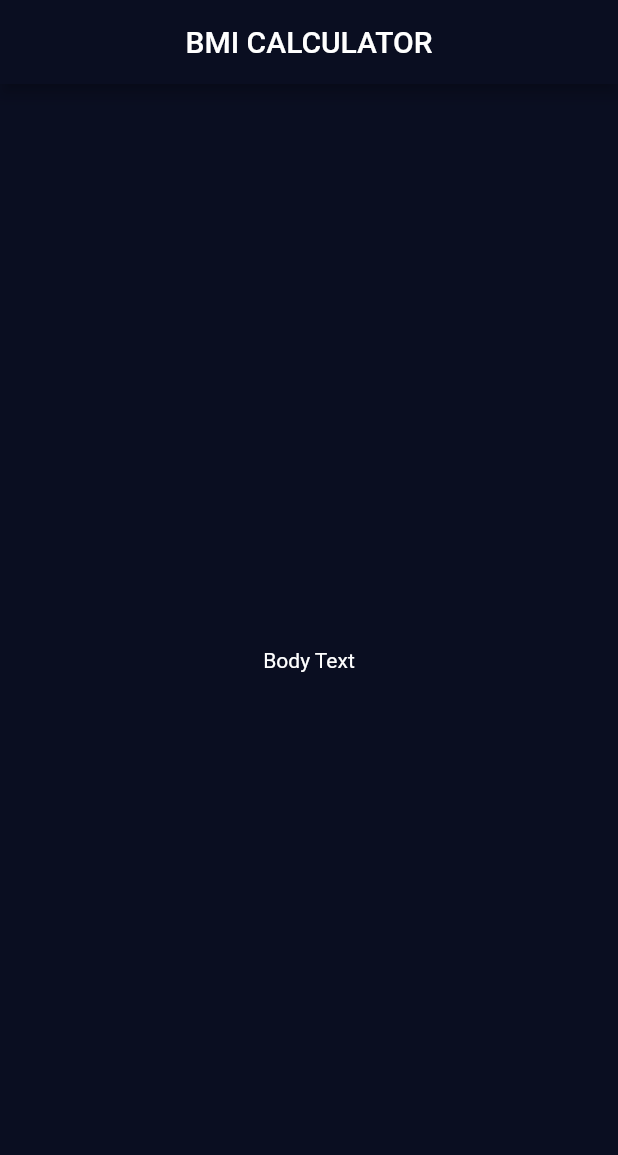
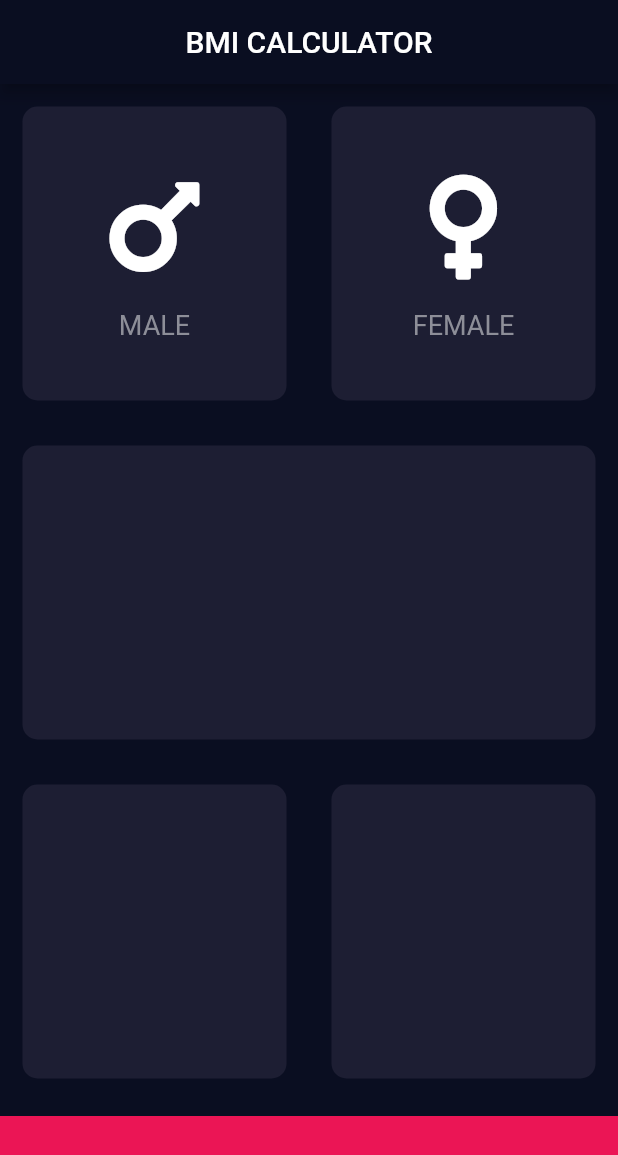
Before and after one commit to jkasanjian/flutter-class, a Flutter app: the screen it shows after launch, on a phone screen of 412 x 824 dp. Shown: the top 1155 px of the screen. Run offline on Flutter 3.47's test engine with Material 2 defaults, Android fonts, the phone set to English and light mode, and no system bars; our stand-ins replace audioplayers, font_awesome_flutter, rflutter_alert.

Commit message:
started 13

```diff
--- /dev/null
+++ b/bmi-calculator/lib/icon_content.dart
@@ -0,0 +1,30 @@
+import 'package:flutter/material.dart';
+
+const labelTextStyle = TextStyle(
+  fontSize: 18.0,
+  color: Color(0xFF8D8E98),
+);
+
+class IconContent extends StatelessWidget {
+  final IconData icon;
+  final String label;
+
+  IconContent({this.icon, this.label});
+
+  @override
+  Widget build(BuildContext context) {
+    return Column(
+      mainAxisAlignment: MainAxisAlignment.center,
+      children: <Widget>[
+        Icon(this.icon, size: 80.0),
+        SizedBox(
+          height: 15.0,
+        ),
+        Text(
+          this.label,
+          style: labelTextStyle,
+        ),
+      ],
+    );
+  }
+}
--- a/bmi-calculator/lib/input_page.dart
+++ b/bmi-calculator/lib/input_page.dart
@@ -1,4 +1,11 @@
 import 'package:flutter/material.dart';
+import 'package:font_awesome_flutter/font_awesome_flutter.dart';
+import 'icon_content.dart';
+import 'reusable_card.dart';
+
+const bottomContainerHeight = 80.0;
+const cardColorInitial = Color(0xFF1D1E33);
+const bottomContainerColor = Color(0xFFEB1555);
 
 class InputPage extends StatefulWidget {
   @override
@@ -13,8 +20,54 @@
         title: Text('BMI CALCULATOR'),
         centerTitle: true,
       ),
-      body: Center(
-        child: Text('Body Text'),
+      body: Column(
+        children: <Widget>[
+          Expanded(
+            child: Row(
+              children: <Widget>[
+                Expanded(
+                  child: ReusableCard(
+                    color: cardColorInitial,
+                    cardChild: IconContent(
+                      icon: FontAwesomeIcons.mars,
+                      label: 'MALE',
+                    ),
+                  ),
+                ),
+                Expanded(
+                  child: ReusableCard(
+                    color: cardColorInitial,
+                    cardChild: IconContent(
+                      icon: FontAwesomeIcons.venus,
+                      label: 'FEMALE',
+                    ),
+                  ),
+                )
+              ],
+            ),
+          ),
+          Expanded(
+            child: ReusableCard(color: cardColorInitial),
+          ),
+          Expanded(
+            child: Row(
+              children: <Widget>[
+                Expanded(
+                  child: ReusableCard(color: cardColorInitial),
+                ),
+                Expanded(
+                  child: ReusableCard(color: cardColorInitial),
+                )
+              ],
+            ),
+          ),
+          Container(
+            color: bottomContainerColor,
+            margin: EdgeInsets.only(top: 10.0),
+            width: double.infinity, // makes width equal to the full screen
+            height: bottomContainerHeight,
+          ),
+        ],
       ),
     );
   }
--- /dev/null
+++ b/bmi-calculator/lib/reusable_card.dart
@@ -0,0 +1,19 @@
+import 'package:flutter/material.dart';
+
+class ReusableCard extends StatelessWidget {
+  final Color color;
+  final Widget cardChild;
+
+  ReusableCard({@required this.color, this.cardChild});
+  @override
+  Widget build(BuildContext context) {
+    return Container(
+      child: cardChild,
+      margin: EdgeInsets.all(15.0),
+      decoration: BoxDecoration(
+        borderRadius: BorderRadius.circular(10.0),
+        color: this.color,
+      ),
+    );
+  }
+}
--- a/bmi-calculator/pubspec.yaml
+++ b/bmi-calculator/pubspec.yaml
@@ -9,8 +9,8 @@
 dependencies:
   flutter:
     sdk: flutter
-
   cupertino_icons: ^0.1.2
+  font_awesome_flutter: ^8.10.0
 
 dev_dependencies:
   flutter_test:
```
